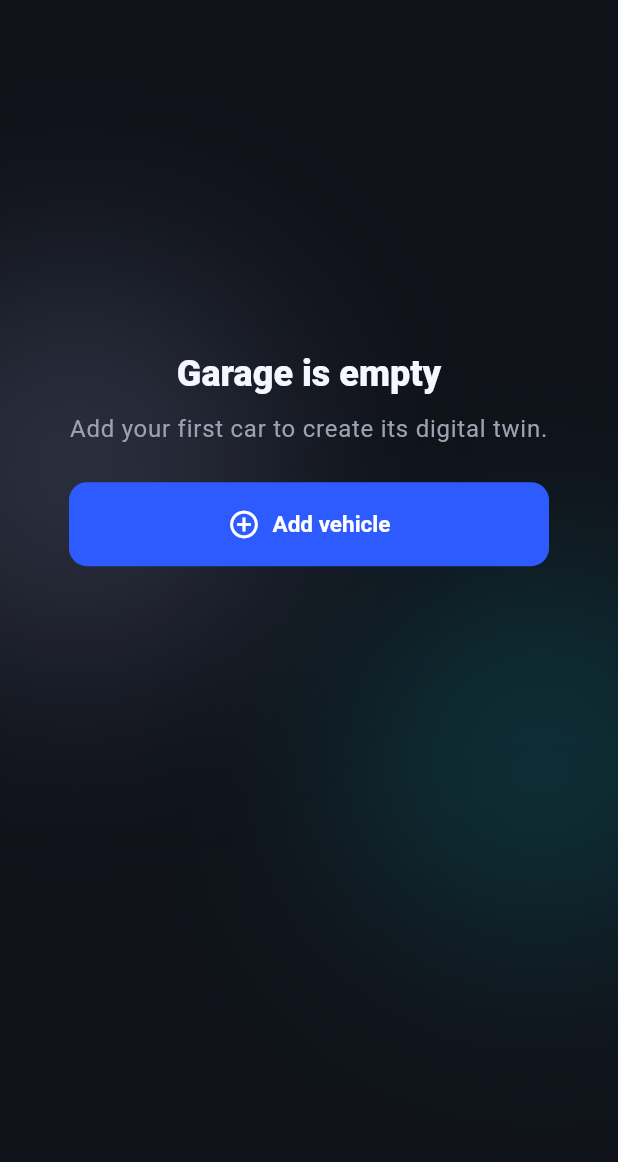
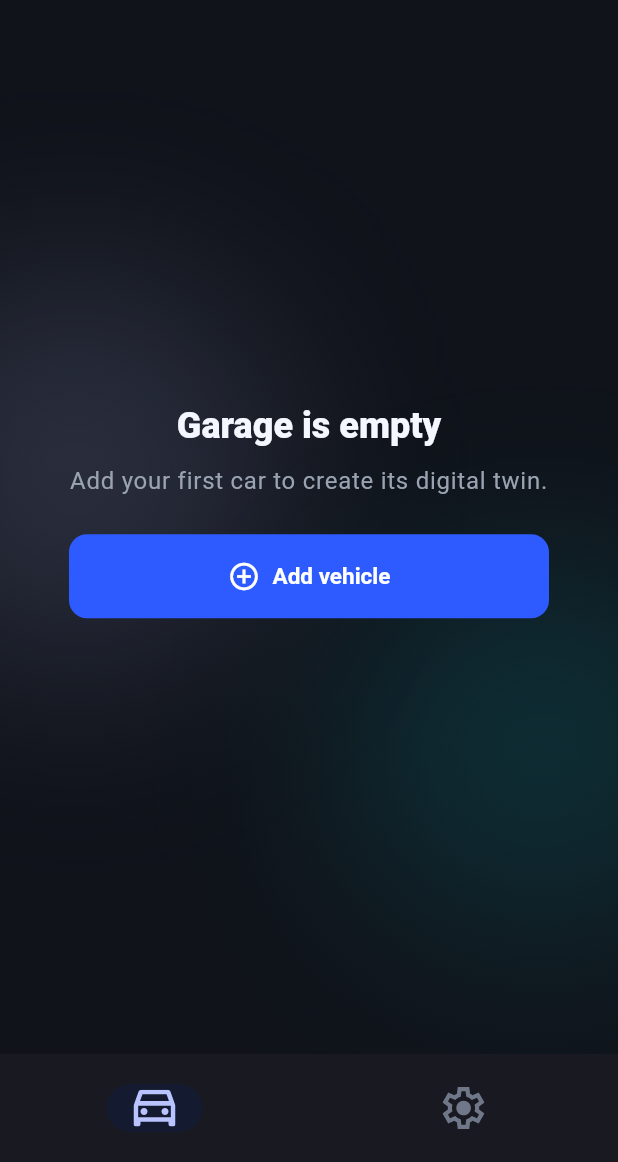
Before and after one commit to my-talking-shaha/my-talking-shaha, a Flutter app: the screen it shows after launch, on a phone screen of 412 x 824 dp, the part 74-1236 px from its top. Run offline on Flutter 3.47's test engine with Material 3 defaults, Android fonts, the light colour scheme and no system bars; our stand-ins replace flutter_riverpod, flutter_svg, go_router; project files that could hold a hidden picture were left out.

Commit message:
feat: navigation bar with routes added

```diff
--- a/frontend/lib/app/router.dart
+++ b/frontend/lib/app/router.dart
@@ -1,17 +1,17 @@
 import 'package:flutter_riverpod/flutter_riverpod.dart';
+import 'package:frontend/core/ui/navigation_shell.dart';
+import 'package:frontend/features/analytics/presentation/screens/analytics_placeholder_screen.dart';
 import 'package:frontend/features/chat/presentation/screens/chat_placeholder_screen.dart';
 import 'package:frontend/features/garage/presentation/screens/add_vehicle_screen.dart';
 import 'package:frontend/features/garage/presentation/screens/garage_screen.dart';
+import 'package:frontend/features/history/presentation/screens/history_placeholder_screen.dart';
+import 'package:frontend/features/settings/presentation/screens/settings_placeholder_screen.dart';
 import 'package:go_router/go_router.dart';
 
 final routerProvider = Provider<GoRouter>((ref) {
   return GoRouter(
     initialLocation: '/garage',
     routes: [
-      GoRoute(
-        path: '/garage',
-        builder: (context, state) => const GarageScreen(),
-      ),
       GoRoute(
         path: '/garage/add',
         builder: (context, state) => const AddVehicleScreen(),
@@ -23,12 +23,73 @@ final routerProvider = Provider<GoRouter>((ref) {
           return AddVehicleScreen(vehicleId: vehicleId);
         },
       ),
-      GoRoute(
-        path: '/vehicle/:vehicleId/chat',
-        builder: (context, state) {
-          final vehicleId = state.pathParameters['vehicleId'] ?? '';
-          return ChatPlaceholderScreen(vehicleId: vehicleId);
+      StatefulShellRoute.indexedStack(
+        builder: (context, state, navigationShell) {
+          return NavigationShell(
+            uri: state.uri,
+            navigationShell: navigationShell,
+          );
         },
+        branches: [
+          StatefulShellBranch(
+            routes: [
+              GoRoute(
+                path: '/garage',
+                builder: (context, state) => const GarageScreen(),
+              ),
+            ],
+          ),
+          StatefulShellBranch(
+            routes: [
+              GoRoute(
+                path: '/history',
+                redirect: (context, state) => '/garage',
+              ),
+              GoRoute(
+                path: '/vehicle/:vehicleId/history',
+                builder: (context, state) {
+                  final vehicleId = state.pathParameters['vehicleId'] ?? '';
+                  return HistoryPlaceholderScreen(vehicleId: vehicleId);
+                },
+              ),
+            ],
+          ),
+          StatefulShellBranch(
+            routes: [
+              GoRoute(path: '/chat', redirect: (context, state) => '/garage'),
+              GoRoute(
+                path: '/vehicle/:vehicleId/chat',
+                builder: (context, state) {
+                  final vehicleId = state.pathParameters['vehicleId'] ?? '';
+                  return ChatPlaceholderScreen(vehicleId: vehicleId);
+                },
+              ),
+            ],
+          ),
+          StatefulShellBranch(
+            routes: [
+              GoRoute(
+                path: '/analytics',
+                redirect: (context, state) => '/garage',
+              ),
+              GoRoute(
+                path: '/vehicle/:vehicleId/analytics',
+                builder: (context, state) {
+                  final vehicleId = state.pathParameters['vehicleId'] ?? '';
+                  return AnalyticsPlaceholderScreen(vehicleId: vehicleId);
+                },
+              ),
+            ],
+          ),
+          StatefulShellBranch(
+            routes: [
+              GoRoute(
+                path: '/settings',
+                builder: (context, state) => const SettingsPlaceholderScreen(),
+              ),
+            ],
+          ),
+        ],
       ),
     ],
   );
--- a/frontend/lib/app/theme/app_theme.dart
+++ b/frontend/lib/app/theme/app_theme.dart
@@ -104,11 +104,11 @@ abstract final class AppTheme {
         backgroundColor: AppColors.surface,
         indicatorColor: AppColors.primarySoft,
         elevation: 0,
-        height: 64,
+        height: 72,
         labelBehavior: NavigationDestinationLabelBehavior.alwaysHide,
         iconTheme: WidgetStateProperty.resolveWith((states) {
           if (states.contains(WidgetState.selected)) {
-            return const IconThemeData(color: AppColors.primary);
+            return const IconThemeData(color: AppColors.primaryLight);
           }
 
           return const IconThemeData(color: AppColors.textMuted);
@@ -216,6 +216,7 @@ abstract final class AppColors {
   static const divider = Color(0xFF252A33);
 
   static const primary = Color(0xFF2E5BFF);
+  static const primaryLight = Color(0xFFB8C3FF);
   static const primaryPressed = Color(0xFF3F63C9);
   static const primarySoft = Color(0xFF141B30);
 
--- /dev/null
+++ b/frontend/lib/core/ui/bottom_nav_bar.dart
@@ -0,0 +1,98 @@
+import 'package:flutter/material.dart';
+import 'package:flutter_svg/flutter_svg.dart';
+import 'package:frontend/app/theme/app_theme.dart';
+
+enum Destination { garage, history, chat, analytics, settings }
+
+final class PrimaryBottomNavBar extends StatelessWidget {
+  const PrimaryBottomNavBar({
+    required this.selectedDestination,
+    required this.hasVehicleContext,
+    required this.onDestinationSelected,
+    super.key,
+  });
+
+  final Destination selectedDestination;
+  final bool hasVehicleContext;
+  final ValueChanged<Destination> onDestinationSelected;
+
+  @override
+  Widget build(BuildContext context) {
+    final destinations = Destination.values
+        .where(
+          (destination) => hasVehicleContext || !destination.requiresVehicle,
+        )
+        .toList();
+    final selectedIndex = destinations.indexOf(selectedDestination);
+
+    return DecoratedBox(
+      decoration: const BoxDecoration(
+        color: AppColors.surface,
+        border: Border(top: BorderSide(color: AppColors.divider)),
+      ),
+      child: SafeArea(
+        top: false,
+        child: NavigationBar(
+          selectedIndex: selectedIndex < 0 ? 0 : selectedIndex,
+          onDestinationSelected: (index) {
+            onDestinationSelected(destinations[index]);
+          },
+          destinations: destinations.map((destination) {
+            return NavigationDestination(
+              icon: _NavigationIcon(
+                destination: destination,
+                color: AppColors.textMuted,
+              ),
+              selectedIcon: _NavigationIcon(
+                destination: destination,
+                color: AppColors.primaryLight,
+              ),
+              label: destination.label,
+              tooltip: destination.label,
+            );
+          }).toList(),
+        ),
+      ),
+    );
+  }
+}
+
+final class _NavigationIcon extends StatelessWidget {
+  const _NavigationIcon({required this.destination, required this.color});
+
+  final Destination destination;
+  final Color color;
+
+  @override
+  Widget build(BuildContext context) {
+    return SvgPicture.asset(
+      destination.assetPath,
+      width: 28,
+      height: 28,
+      colorFilter: ColorFilter.mode(color, BlendMode.srcIn),
+    );
+  }
+}
+
+extension on Destination {
+  String get label => switch (this) {
+    Destination.garage => 'Garage',
+    Destination.history => 'History',
+    Destination.chat => 'Chat',
+    Destination.analytics => 'Analytics',
+    Destination.settings => 'Settings',
+  };
+
+  String get assetPath => switch (this) {
+    Destination.garage => 'assets/icons/navigation/car.svg',
+    Destination.history => 'assets/icons/navigation/history.svg',
+    Destination.chat => 'assets/icons/navigation/chat.svg',
+    Destination.analytics => 'assets/icons/navigation/stats.svg',
+    Destination.settings => 'assets/icons/navigation/settings.svg',
+  };
+
+  bool get requiresVehicle => switch (this) {
+    Destination.history || Destination.chat || Destination.analytics => true,
+    Destination.garage || Destination.settings => false,
+  };
+}
--- /dev/null
+++ b/frontend/lib/core/ui/navigation_shell.dart
@@ -0,0 +1,59 @@
+import 'package:flutter/material.dart';
+import 'package:frontend/core/ui/bottom_nav_bar.dart';
+import 'package:go_router/go_router.dart';
+
+final class NavigationShell extends StatelessWidget {
+  const NavigationShell({
+    required this.uri,
+    required this.navigationShell,
+    super.key,
+  });
+
+  final Uri uri;
+  final StatefulNavigationShell navigationShell;
+
+  @override
+  Widget build(BuildContext context) {
+    final vehicleId = _vehicleId;
+
+    return Scaffold(
+      body: navigationShell,
+      bottomNavigationBar: PrimaryBottomNavBar(
+        selectedDestination: Destination.values[navigationShell.currentIndex],
+        hasVehicleContext: vehicleId != null,
+        onDestinationSelected: (destination) {
+          final location = _locationFor(destination, vehicleId);
+          if (location != null && location != uri.toString()) {
+            context.go(location);
+          }
+        },
+      ),
+    );
+  }
+
+  String? get _vehicleId {
+    if (uri.pathSegments case ['vehicle', final vehicleId, ...]) {
+      return vehicleId.isEmpty ? null : vehicleId;
+    }
+
+    final vehicleId = uri.queryParameters['vehicleId'];
+    return vehicleId == null || vehicleId.isEmpty ? null : vehicleId;
+  }
+
+  String? _locationFor(Destination destination, String? vehicleId) {
+    return switch (destination) {
+      Destination.garage => '/garage',
+      Destination.history when vehicleId != null =>
+        '/vehicle/$vehicleId/history',
+      Destination.chat when vehicleId != null => '/vehicle/$vehicleId/chat',
+      Destination.analytics when vehicleId != null =>
+        '/vehicle/$vehicleId/analytics',
+      Destination.settings when vehicleId != null => Uri(
+        path: '/settings',
+        queryParameters: {'vehicleId': vehicleId},
+      ).toString(),
+      Destination.settings => '/settings',
+      _ => null,
+    };
+  }
+}
--- a/frontend/lib/features/garage/presentation/screens/garage_screen.dart
+++ b/frontend/lib/features/garage/presentation/screens/garage_screen.dart
@@ -170,7 +170,7 @@ final class _EmptyGarageBody extends StatelessWidget {
                       height: 1.08,
                     ),
               ),
-              const Spacer(flex: 5),
+              const Spacer(),
               Center(
                 child: ConstrainedBox(
                   constraints: const BoxConstraints(maxWidth: 320),
@@ -212,7 +212,7 @@ final class _EmptyGarageBody extends StatelessWidget {
                   ),
                 ),
               ),
-              const Spacer(flex: 8),
+              const Spacer(),
             ],
           ),
         ),
--- a/frontend/pubspec.yaml
+++ b/frontend/pubspec.yaml
@@ -28,3 +28,4 @@ flutter:
   - assets/images/
   - assets/icons/
   - assets/icons/garage/
+  - assets/icons/navigation/
```
Also changed, not shown: frontend/lib/features/analytics/presentation/screens/analytics_placeholder_screen.dart (added, +43 -0 lines), frontend/lib/features/history/presentation/screens/history_placeholder_screen.dart (added, +50 -0 lines), frontend/lib/features/settings/presentation/screens/settings_placeholder_screen.dart (added, +41 -0 lines), frontend/pubspec.lock, 4 other files.
